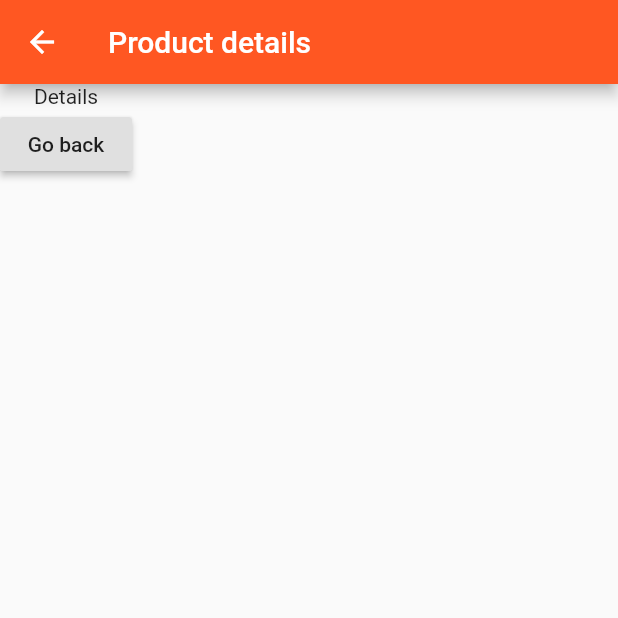
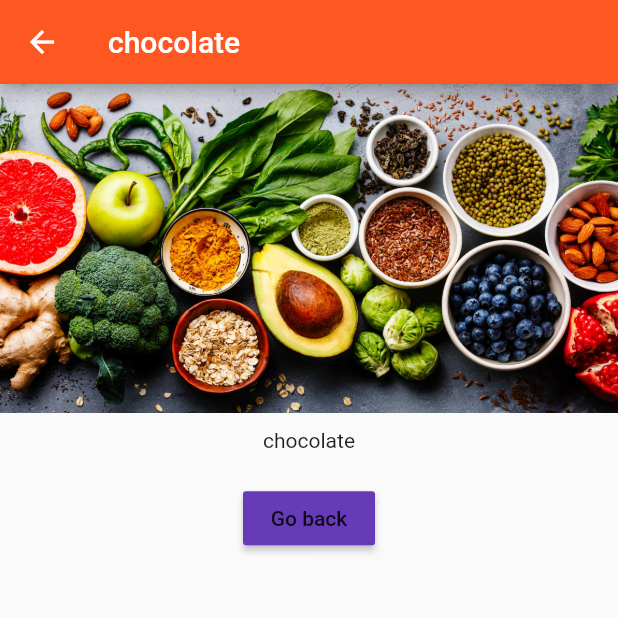
Before and after one commit to pmcarlos/flutter-products-app, a Flutter app: the screen it shows after launch, after a tap on "Add Product", after a tap on "Details", on a phone screen of 412 x 824 dp, the top half of it. Run offline on Flutter 3.47's test engine with Material 2 defaults, Android fonts, the phone set to English and light mode, and no system bars.

Commit message:
Passing date to ProductPage

```diff
--- a/lib/pages/product.dart
+++ b/lib/pages/product.dart
@@ -1,20 +1,35 @@
 import 'package:flutter/material.dart';
 
 class ProductPage extends StatelessWidget {
+  final String title;
+  final String imageUrl;
+
+  ProductPage(this.title, this.imageUrl);
+
   @override
   Widget build(BuildContext context) {
     return Scaffold(
         appBar: AppBar(
-          title: Text('Product details'),
+          title: Text(title),
         ),
-        body: Column(
-          children: <Widget>[
-            Text('Details'),
-            RaisedButton(
-              child: Text('Go back'),
-              onPressed: () => Navigator.pop(context),
-            )
-          ],
+        body: Center(
+          child: Column(
+            children: <Widget>[
+              Image.asset(imageUrl),
+              Container(
+                padding: EdgeInsets.all(10.0),
+                child: Text(title),
+              ),
+              Container(
+                padding: EdgeInsets.all(10.0),
+                child: RaisedButton(
+                  color: Theme.of(context).accentColor,
+                  child: Text('Go back'),
+                  onPressed: () => Navigator.pop(context),
+                ),
+              )
+            ],
+          ),
         ));
   }
 }
--- a/lib/product_control.dart
+++ b/lib/product_control.dart
@@ -10,7 +10,8 @@ class ProductControl extends StatelessWidget {
     // TODO: implement build
     return RaisedButton(
         color: Theme.of(context).primaryColor,
-        onPressed: () => addProduct('New Product'),
+        onPressed: () =>
+            addProduct({'title': 'chocolate', 'image': 'assets/food.jpg'}),
         child: Text('Add Product'));
   }
 }
--- a/lib/product_manager.dart
+++ b/lib/product_manager.dart
@@ -4,7 +4,7 @@ import './products.dart';
 import 'package:flutter_products_app/product_control.dart';
 
 class ProductManager extends StatefulWidget {
-  final String startingProduct;
+  final Map<String, String> startingProduct;
 
   ProductManager({this.startingProduct});
 
@@ -15,7 +15,7 @@ class ProductManager extends StatefulWidget {
 }
 
 class _ProductManagerState extends State<ProductManager> {
-  List<String> _products = [];
+  List<Map<String, String>> _products = [];
 
   @override
   void initState() {
@@ -25,9 +25,9 @@ class _ProductManagerState extends State<ProductManager> {
     }
   }
 
-  void _addProduct(String product) {
+  void _addProduct(Map<String, String> product) {
     setState(() {
-      _products.add('New food');
+      _products.add(product);
     });
   }
 
--- a/lib/products.dart
+++ b/lib/products.dart
@@ -2,7 +2,7 @@ import 'package:flutter/material.dart';
 import 'package:flutter_products_app/pages/product.dart';
 
 class Products extends StatelessWidget {
-  final List<String> products;
+  final List<Map<String, String>> products;
 
   Products([this.products = const []]);
 
@@ -11,8 +11,8 @@ class Products extends StatelessWidget {
     return Card(
       child: Column(
         children: <Widget>[
-          Image.asset('assets/food.jpg'),
-          Text(products[index]),
+          Image.asset(products[index]['image']),
+          Text(products[index]['title']),
           ButtonBar(
             alignment: MainAxisAlignment.center,
             children: <Widget>[
@@ -21,7 +21,10 @@ class Products extends StatelessWidget {
                 onPressed: () => Navigator.push(
                       context,
                       MaterialPageRoute(
-                        builder: (BuildContext context) => ProductPage(),
+                        builder: (BuildContext context) => ProductPage(
+                              products[index]['title'],
+                              products[index]['image'],
+                            ),
                       ),
                     ),
               ),
```
